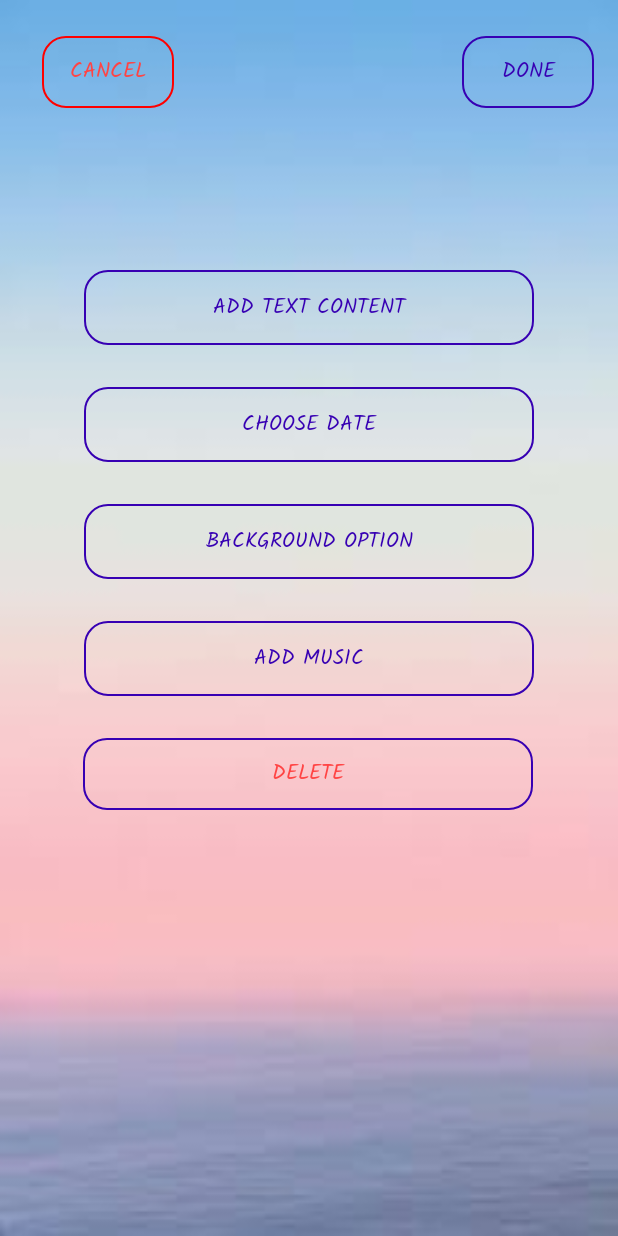
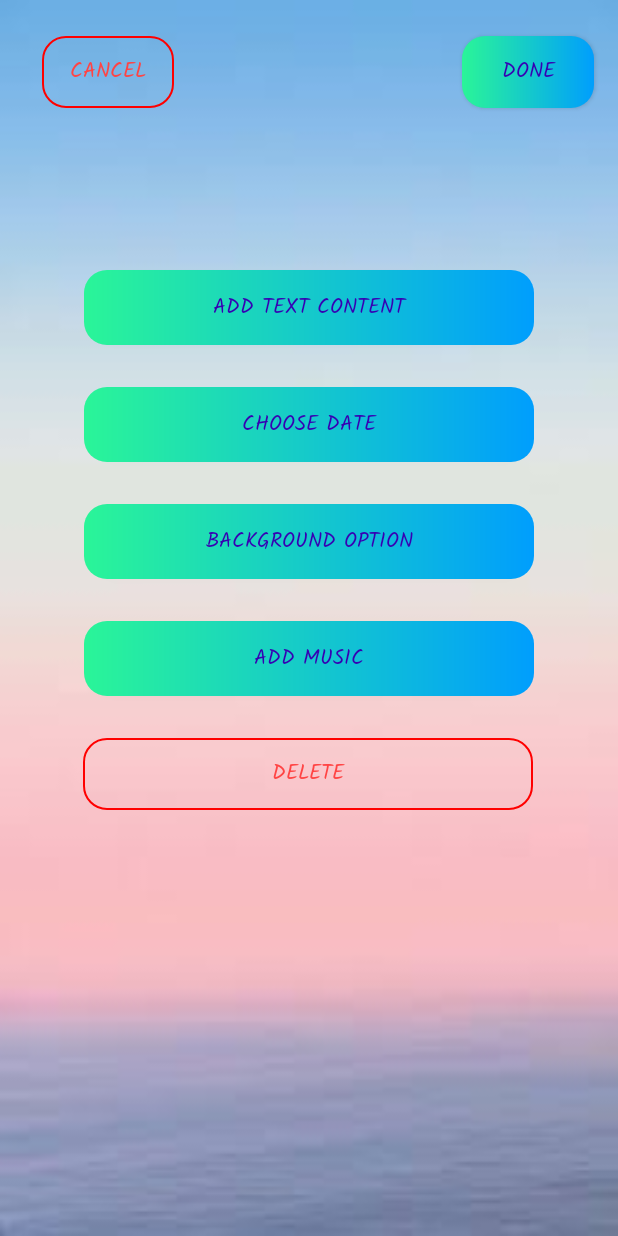
Before and after one commit to huayu1998/Group_Remember, an Android app: the screen it shows after launch (EditEventOption), after a tap on an icon or button, on a phone screen of 412 x 824 dp. Run offline under Robolectric (Android 15) with nearby library versions, the light colour scheme and no system bars.

Commit message:
huayu commit

```diff
--- /dev/null
+++ b/app/src/main/res/drawable/rad_button.xml
@@ -0,0 +1,7 @@
+<?xml version="1.0" encoding="utf-8"?>
+<shape xmlns:android="http://schemas.android.com/apk/res/android" android:shape="rectangle">
+
+    <gradient android:startColor="#2AF598" android:endColor="#009EFD" android:type="linear"/>
+    <corners android:radius="15dp"/>
+
+</shape>
--- a/app/src/main/res/layout/activity_background_option.xml
+++ b/app/src/main/res/layout/activity_background_option.xml
@@ -187,14 +187,14 @@
 
     <android.widget.Button
         android:id="@+id/backb"
-        android:layout_width="120dp"
+        android:layout_width="wrap_content"
         android:layout_height="60dp"
         android:layout_alignParentStart="true"
         android:layout_alignParentTop="true"
         android:layout_alignParentEnd="true"
         android:layout_marginStart="17dp"
         android:layout_marginTop="609dp"
-        android:layout_marginEnd="292dp"
+        android:layout_marginEnd="271dp"
         android:background="@drawable/red_button"
         android:fontFamily="@font/kalam"
         android:text="cancel"
--- a/app/src/main/res/layout/activity_edit_event_option.xml
+++ b/app/src/main/res/layout/activity_edit_event_option.xml
@@ -13,7 +13,7 @@
         android:layout_height="wrap_content"
         android:layout_marginTop="28dp"
         android:width="300dp"
-        android:background="@drawable/custom_button"
+        android:background="@drawable/red_button"
         android:text="delete"
         android:fontFamily="@font/kalam"
         android:textColor="@android:color/holo_red_light"
@@ -46,7 +46,7 @@
         android:text="Done"
         android:fontFamily="@font/kalam"
         android:textColor="#FF3700B3"
-        android:background="@drawable/custom_button"
+        android:background="@drawable/rad_button"
         app:layout_constraintEnd_toEndOf="parent"
         app:layout_constraintTop_toTopOf="parent" />
 
@@ -57,7 +57,7 @@
         android:layout_marginTop="180dp"
         android:width="300dp"
         android:textColor="#FF3700B3"
-        android:background="@drawable/custom_button"
+        android:background="@drawable/rad_button"
         android:text="Add Text Content"
         android:fontFamily="@font/kalam"
         app:layout_constraintEnd_toEndOf="parent"
@@ -71,7 +71,7 @@
         android:layout_marginTop="28dp"
         android:width="300dp"
         android:textColor="#FF3700B3"
-        android:background="@drawable/custom_button"
+        android:background="@drawable/rad_button"
         android:text="Choose Date"
         android:fontFamily="@font/kalam"
         app:layout_constraintEnd_toEndOf="parent"
@@ -85,7 +85,7 @@
         android:layout_marginTop="28dp"
         android:width="300dp"
         android:textColor="#FF3700B3"
-        android:background="@drawable/custom_button"
+        android:background="@drawable/rad_button"
         android:text="Background Option"
         android:fontFamily="@font/kalam"
         app:layout_constraintEnd_toEndOf="parent"
@@ -99,7 +99,7 @@
         android:layout_marginTop="28dp"
         android:width="300dp"
         android:textColor="#FF3700B3"
-        android:background="@drawable/custom_button"
+        android:background="@drawable/rad_button"
         android:text="Add Music"
         android:fontFamily="@font/kalam"
         app:layout_constraintEnd_toEndOf="parent"
--- a/app/src/main/res/values/colors.xml
+++ b/app/src/main/res/values/colors.xml
@@ -14,5 +14,6 @@
     <color name="light_pink">#FA9CAC</color>
     <color name="light_blue">#E6FFFF</color>
     <color name="blue">#00008B</color>
+    <color name="red">#FF0000</color>
 
 </resources>
```
Also changed, not shown: app/src/main/res/layout/activity_day.xml (+4 -4 lines).
